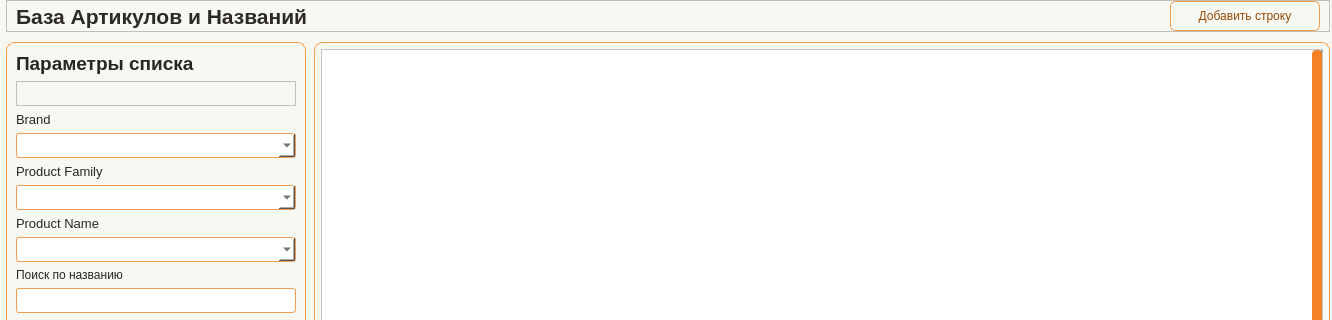
Masik84/Procurement_app, file app/ui/windows/prod_articles.ui: the form before one commit; both pictures show x 0 to 1332 and y 0 to 320 of the 1332 by 783 pixel window.
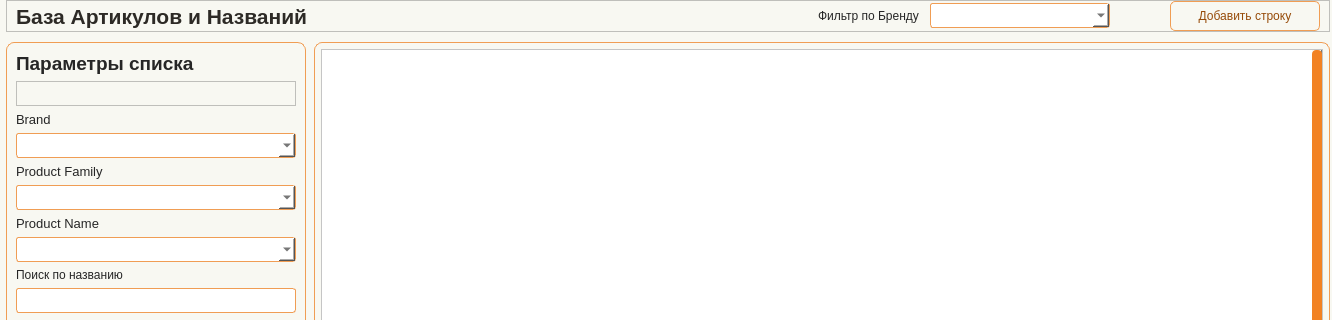
The form after the commit. Icons and pictures are not drawn.

What changed in the file:
```diff
--- a/app/ui/windows/prod_articles.ui
+++ b/app/ui/windows/prod_articles.ui
@@ -204,6 +204,45 @@
            </property>
           </spacer>
          </item>
+         <item>
+          <widget class="QLabel" name="label_6">
+           <property name="minimumSize">
+            <size>
+             <width>112</width>
+             <height>0</height>
+            </size>
+           </property>
+           <property name="text">
+            <string>Фильтр по Бренду</string>
+           </property>
+          </widget>
+         </item>
+         <item>
+          <widget class="QComboBox" name="comboBox">
+           <property name="minimumSize">
+            <size>
+             <width>180</width>
+             <height>25</height>
+            </size>
+           </property>
+          </widget>
+         </item>
+         <item>
+          <spacer name="horizontalSpacer">
+           <property name="orientation">
+            <enum>Qt::Orientation::Horizontal</enum>
+           </property>
+           <property name="sizeType">
+            <enum>QSizePolicy::Policy::Fixed</enum>
+           </property>
+           <property name="sizeHint" stdset="0">
+            <size>
+             <width>60</width>
+             <height>20</height>
+            </size>
+           </property>
+          </spacer>
+         </item>
          <item>
           <widget class="QPushButton" name="btn_AddLine">
            <property name="minimumSize">
```
